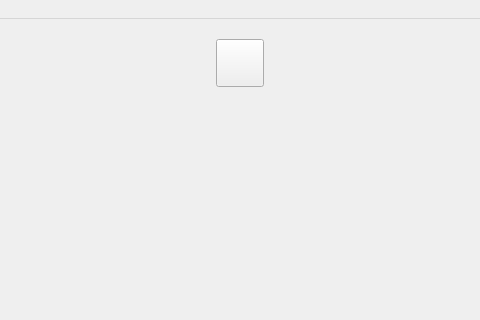
The window that minesweeper.ui (NeGat1FF/minesweeper) describes before a commit, drawn with Qt 5; both pictures show x 154 to 634 and y 0 to 320 of the 800 by 600 pixel window.
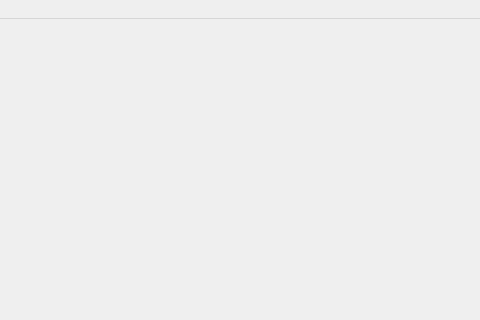
The same window after the commit. Icons and pictures are not drawn.

Diff of the .ui file:
```diff
--- a/minesweeper.ui
+++ b/minesweeper.ui
@@ -59,22 +59,6 @@
      <enum>QLCDNumber::Flat</enum>
     </property>
    </widget>
-   <widget class="QPushButton" name="pushButton">
-    <property name="geometry">
-     <rect>
-      <x>370</x>
-      <y>20</y>
-      <width>48</width>
-      <height>48</height>
-     </rect>
-    </property>
-    <property name="styleSheet">
-     <string notr="true">image: url(:/img/face_happy.png);</string>
-    </property>
-    <property name="text">
-     <string/>
-    </property>
-   </widget>
   </widget>
   <widget class="QMenuBar" name="menubar">
    <property name="geometry">
```
Left out of the diff: 16 changed lines with no effect on the pictures.
